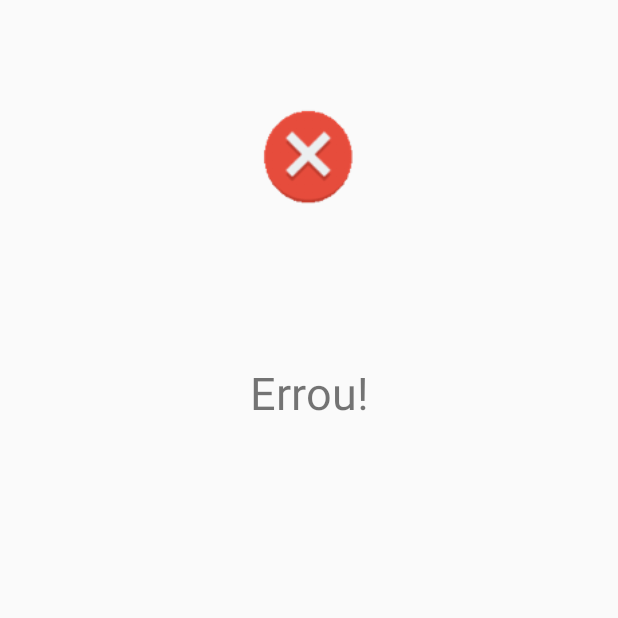
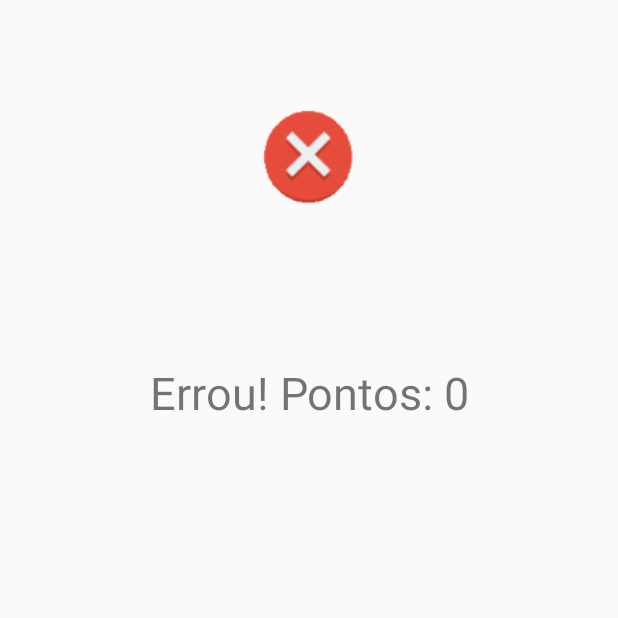
Before and after one commit to franciscojsc/quiz-android, an Android app: the RespostaActivity screen opened directly, with no data from a screen before it, on a phone screen of 412 x 824 dp, the top half of it. Run offline under Robolectric (Android 15) with nearby library versions, the phone set to English and light mode, and no system bars; 1 statement that could not run was skipped.

Commit message:
Adicionando a pontuação no quiz

```diff
--- a/app/src/main/java/br/com/franciscochaves/quiz/RespostaActivity.java
+++ b/app/src/main/java/br/com/franciscochaves/quiz/RespostaActivity.java
@@ -19,12 +19,14 @@ public class RespostaActivity extends AppCompatActivity {
 
         Intent intent = getIntent();
         boolean acertou = intent.getBooleanExtra("acertou", false);
+        int qtdPontos = intent.getIntExtra("pontos", 0);
+
         if(acertou){
             imgResposta.setImageResource(R.drawable.acertou);
-            resposta.setText("Acertou!");
+            resposta.setText("Acertou! Pontos: " + qtdPontos);
         }else{
             imgResposta.setImageResource(R.drawable.errou);
-            resposta.setText("Errou!");
+            resposta.setText("Errou! Pontos: " + qtdPontos);
         }
 
         Thread thread = new Thread(new Runnable() {
--- a/app/src/main/res/layout/activity_resposta.xml
+++ b/app/src/main/res/layout/activity_resposta.xml
@@ -30,4 +30,5 @@
         app:layout_constraintEnd_toEndOf="parent"
         app:layout_constraintStart_toStartOf="parent"
         app:layout_constraintTop_toBottomOf="@+id/image_resposta" />
+
 </android.support.constraint.ConstraintLayout>
```
Also changed, not shown: app/src/main/java/br/com/franciscochaves/quiz/QuizActivity.java (+14 -2 lines).
